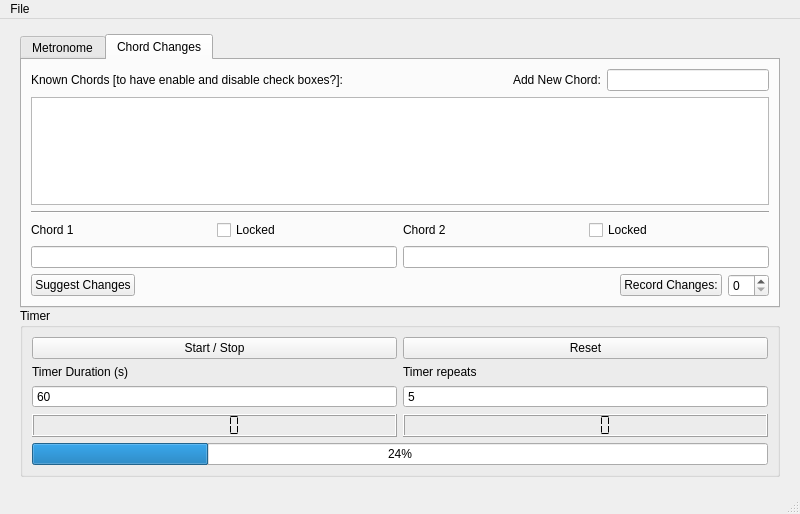
The window that guitartools/mainwindow.ui (ispielman/guitartools) describes before a commit, drawn with Qt 5.
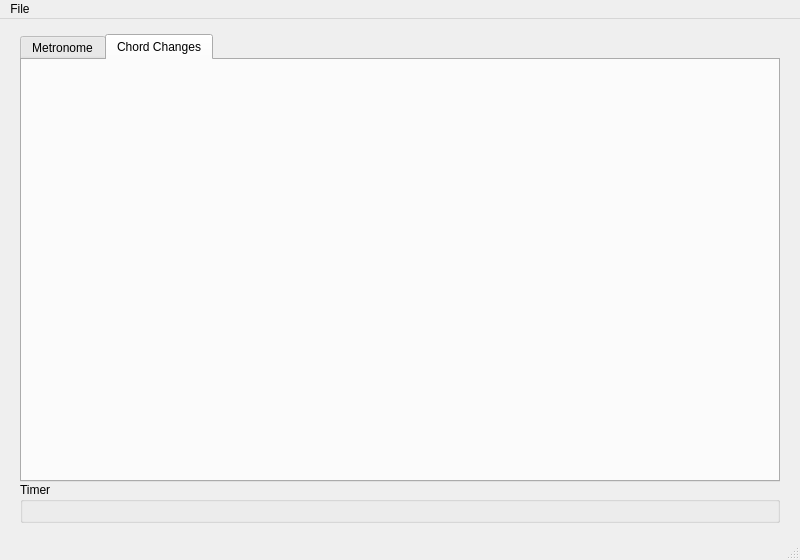
The same window after the commit. The open tabs and pages were chosen to show the change.

What changed in the file:
```diff
--- a/guitartools/mainwindow.ui
+++ b/guitartools/mainwindow.ui
@@ -7,7 +7,7 @@
     <x>0</x>
     <y>0</y>
     <width>800</width>
-    <height>514</height>
+    <height>560</height>
    </rect>
   </property>
   <property name="windowTitle">
@@ -148,124 +148,7 @@
        <attribute name="title">
         <string>Chord Changes</string>
        </attribute>
-       <layout class="QVBoxLayout" name="verticalLayout">
-        <item>
-         <layout class="QHBoxLayout" name="horizontalLayout_4">
-          <item>
-           <widget class="QLabel" name="label_7">
-            <property name="text">
-             <string>Known Chords [to have enable and disable check boxes?]:</string>
-            </property>
-           </widget>
-          </item>
-          <item>
-           <spacer name="horizontalSpacer">
-            <property name="orientation">
-             <enum>Qt::Horizontal</enum>
-            </property>
-            <property name="sizeHint" stdset="0">
-             <size>
-              <width>40</width>
-              <height>20</height>
-             </size>
-            </property>
-           </spacer>
-          </item>
-          <item>
-           <widget class="QLabel" name="label_8">
-            <property name="text">
-             <string>Add New Chord:</string>
-            </property>
-           </widget>
-          </item>
-          <item>
-           <widget class="QLineEdit" name="lineEdit_NewChord"/>
-          </item>
-         </layout>
-        </item>
-        <item>
-         <widget class="QListView" name="listView_KnownChords"/>
-        </item>
-        <item>
-         <widget class="Line" name="line">
-          <property name="orientation">
-           <enum>Qt::Horizontal</enum>
-          </property>
-         </widget>
-        </item>
-        <item>
-         <layout class="QGridLayout" name="gridLayout_2">
-          <item row="1" column="0" colspan="2">
-           <widget class="QLineEdit" name="lineEdit_Chord1"/>
-          </item>
-          <item row="0" column="1">
-           <widget class="QCheckBox" name="checkBox_LockedChord1">
-            <property name="text">
-             <string>Locked</string>
-            </property>
-           </widget>
-          </item>
-          <item row="0" column="0">
-           <widget class="QLabel" name="label_5">
-            <property name="text">
-             <string>Chord 1</string>
-            </property>
-           </widget>
-          </item>
-          <item row="1" column="2" colspan="2">
-           <widget class="QLineEdit" name="lineEdit_Chord2"/>
-          </item>
-          <item row="0" column="2">
-           <widget class="QLabel" name="label_6">
-            <property name="text">
-             <string>Chord 2</string>
-            </property>
-           </widget>
-          </item>
-          <item row="0" column="3">
-           <widget class="QCheckBox" name="checkBox_LockedChord2">
-            <property name="text">
-             <string>Locked</string>
-            </property>
-           </widget>
-          </item>
-         </layout>
-        </item>
-        <item>
-         <layout class="QHBoxLayout" name="horizontalLayout_2">
-          <item>
-           <widget class="QPushButton" name="pushButton_SuggestChanges">
-            <property name="text">
-             <string>Suggest Changes</string>
-            </property>
-           </widget>
-          </item>
-          <item>
-           <spacer name="horizontalSpacer_2">
-            <property name="orientation">
-             <enum>Qt::Horizontal</enum>
-            </property>
-            <property name="sizeHint" stdset="0">
-             <size>
-              <width>40</width>
-              <height>20</height>
-             </size>
-            </property>
-           </spacer>
-          </item>
-          <item>
-           <widget class="QPushButton" name="pushButton_RecordChanges">
-            <property name="text">
-             <string>Record Changes:</string>
-            </property>
-           </widget>
-          </item>
-          <item>
-           <widget class="QSpinBox" name="spinBox_Changes"/>
-          </item>
-         </layout>
-        </item>
-       </layout>
+       <layout class="QVBoxLayout" name="verticalLayout_Changes"/>
       </widget>
      </widget>
     </item>
@@ -280,93 +163,7 @@
       <property name="checkable">
        <bool>false</bool>
       </property>
-      <layout class="QVBoxLayout" name="verticalLayout_6">
-       <item>
-        <layout class="QGridLayout" name="gridLayout">
-         <item row="0" column="0">
-          <widget class="QPushButton" name="pushButton_TimerStartStop">
-           <property name="text">
-            <string>Start / Stop</string>
-           </property>
-          </widget>
-         </item>
-         <item row="1" column="1">
-          <widget class="QLabel" name="label_3">
-           <property name="text">
-            <string>Timer repeats</string>
-           </property>
-          </widget>
-         </item>
-         <item row="1" column="0">
-          <widget class="QLabel" name="label_4">
-           <property name="text">
-            <string>Timer Duration (s)</string>
-           </property>
-          </widget>
-         </item>
-         <item row="3" column="0">
-          <widget class="QLCDNumber" name="lcdNumber_Timer">
-           <property name="segmentStyle">
-            <enum>QLCDNumber::Flat</enum>
-           </property>
-          </widget>
-         </item>
-         <item row="4" column="0" colspan="2">
-          <widget class="QProgressBar" name="progressBar_Timer">
-           <property name="value">
-            <number>24</number>
-           </property>
-          </widget>
-         </item>
-         <item row="3" column="1">
-          <widget class="QLCDNumber" name="lcdNumber_TimerRepeats">
-           <property name="segmentStyle">
-            <enum>QLCDNumber::Flat</enum>
-           </property>
-           <property name="value" stdset="0">
-            <double>0.000000000000000</double>
-           </property>
-          </widget>
-         </item>
-         <item row="0" column="1">
-          <widget class="QPushButton" name="pushButton_TimerReset">
-           <property name="text">
-            <string>Reset</string>
-           </property>
-          </widget>
-         </item>
-         <item row="2" column="1">
-          <widget class="QSpinBox" name="spinBox_Timer_Repeats">
-           <property name="buttonSymbols">
-            <enum>QAbstractSpinBox::NoButtons</enum>
-           </property>
-           <property name="minimum">
-            <number>1</number>
-           </property>
-           <property name="value">
-            <number>5</number>
-           </property>
-          </widget>
-         </item>
-         <item row="2" column="0">
-          <widget class="QSpinBox" name="spinBox_Timer_Time">
-           <property name="buttonSymbols">
-            <enum>QAbstractSpinBox::NoButtons</enum>
-           </property>
-           <property name="minimum">
-            <number>1</number>
-           </property>
-           <property name="maximum">
-            <number>3600</number>
-           </property>
-           <property name="value">
-            <number>60</number>
-           </property>
-          </widget>
-         </item>
-        </layout>
-       </item>
-      </layout>
+      <layout class="QVBoxLayout" name="verticalLayout_Timer"/>
      </widget>
     </item>
    </layout>
```
Left out of the diff: 100 changed lines with no effect on the pictures.
